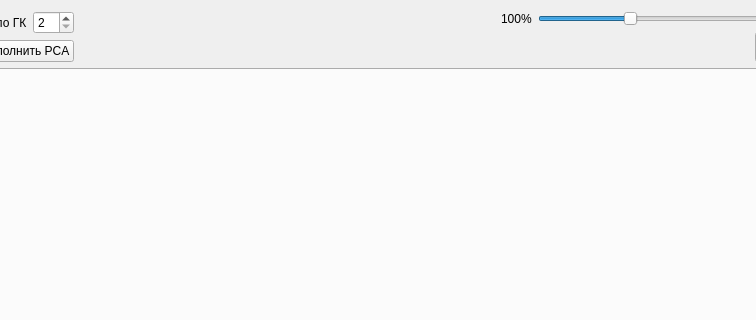
Old version of the form src/gui/chartwidget.ui in the repository Redgrxve/PCA-Learning; both pictures show x 339 to 1095 and y 0 to 320 of the 1271 by 676 pixel window.
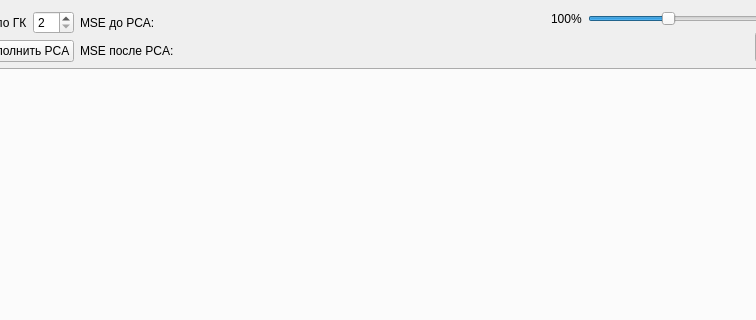
New version of the form.

What changed in the file:
```diff
--- a/src/gui/chartwidget.ui
+++ b/src/gui/chartwidget.ui
@@ -89,6 +89,28 @@
        </item>
       </layout>
      </item>
+     <item>
+      <layout class="QHBoxLayout" name="horizontalLayout_3">
+       <item>
+        <layout class="QVBoxLayout" name="verticalLayout">
+         <item>
+          <widget class="QLabel" name="initialMseLabel">
+           <property name="text">
+            <string>MSE до PCA:</string>
+           </property>
+          </widget>
+         </item>
+         <item>
+          <widget class="QLabel" name="pcaMseLabel">
+           <property name="text">
+            <string>MSE после PCA:</string>
+           </property>
+          </widget>
+         </item>
+        </layout>
+       </item>
+      </layout>
+     </item>
      <item>
       <spacer name="horizontalSpacer">
        <property name="orientation">
```
Left out of the diff: 2 changed lines with no effect on the pictures.
